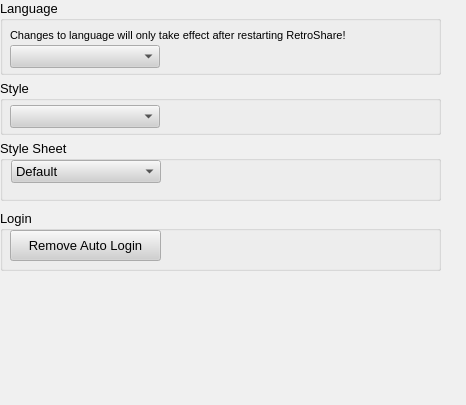
Qt form rs-Qt-gui/src/gui/Preferences/PreferencesDialog.ui (autoscatto/retroshare) before a commit.
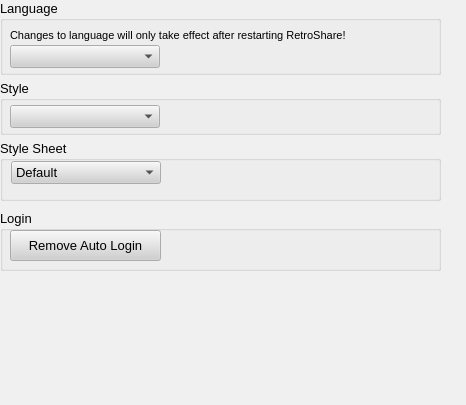
The same form after that commit.

```diff
--- a/rs-Qt-gui/src/gui/Preferences/PreferencesDialog.ui
+++ b/rs-Qt-gui/src/gui/Preferences/PreferencesDialog.ui
@@ -667,13 +667,13 @@
    <property name="title" >
     <string>Style Sheet</string>
    </property>
-   <widget class="QWidget" name="" >
+   <widget class="QWidget" name="layoutWidget" >
     <property name="geometry" >
      <rect>
       <x>11</x>
       <y>20</y>
       <width>341</width>
-      <height>23</height>
+      <height>25</height>
      </rect>
     </property>
     <layout class="QGridLayout" >
```
Left out of the diff: 6 changed lines with no effect on the pictures.
